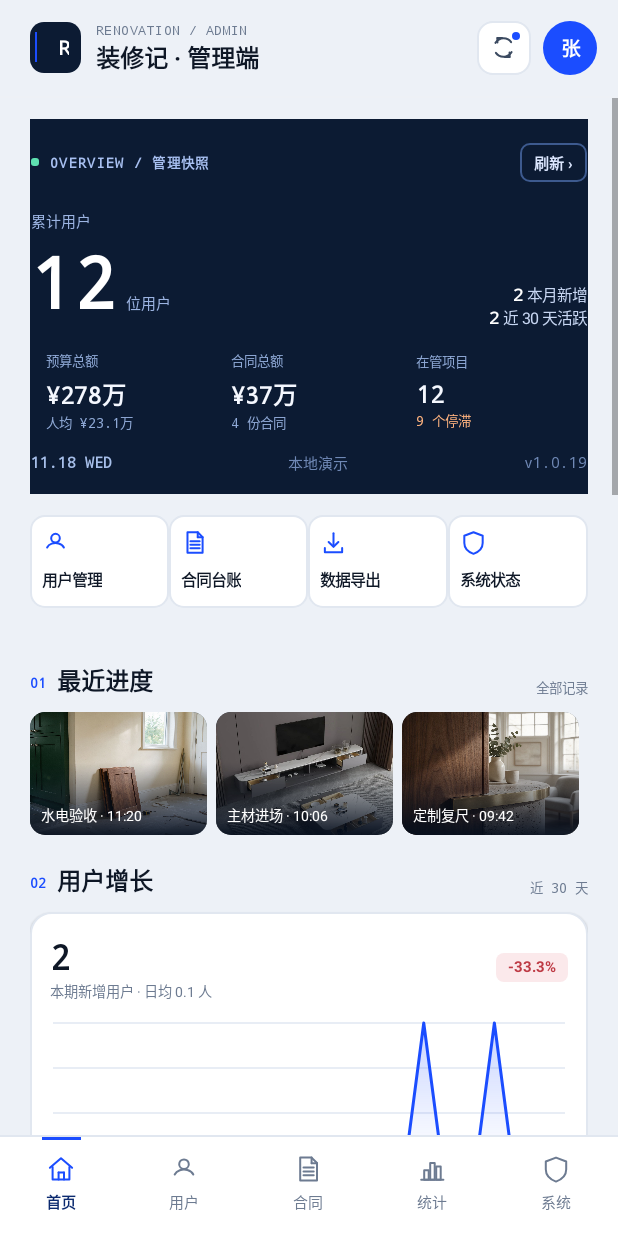
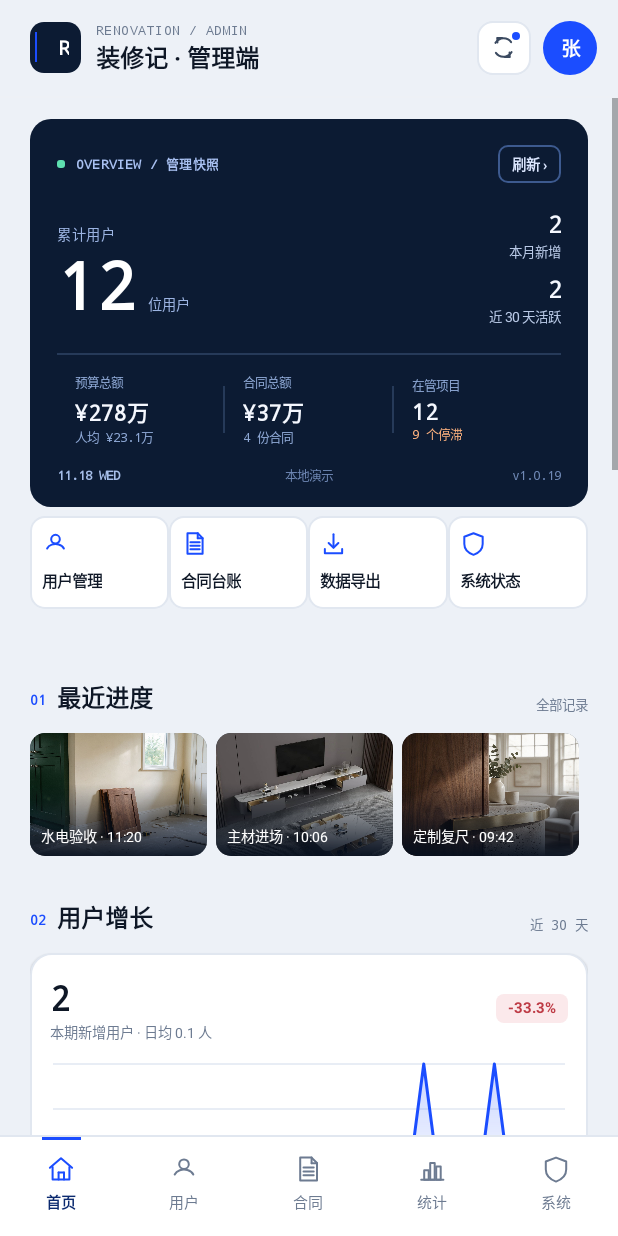
Before and after one commit to 468336329Zc/renovationMiniProgram, an Android app: the MainActivity screen opened directly, with no data from a screen before it, on a phone screen of 412 x 824 dp. Run offline under Robolectric (Android 15) with nearby library versions, the phone set to English and light mode, and no system bars; pictures from the network do not load.

Commit message:
修正管理端首页与统计页排版裁切

```diff
--- a/android-admin/app/build.gradle
+++ b/android-admin/app/build.gradle
@@ -15,8 +15,8 @@ android {
         applicationId "com.renovation.admin"
         minSdk 24
         targetSdk 34
-        versionCode 20
-        versionName "1.0.20"
+        versionCode 21
+        versionName "1.0.21"
     }
 
     signingConfigs {
--- a/android-admin/app/src/main/java/com/renovation/admin/LoginActivity.java
+++ b/android-admin/app/src/main/java/com/renovation/admin/LoginActivity.java
@@ -111,7 +111,7 @@ public class LoginActivity extends Activity {
         note.addView(Ui.text(this, "本地演示账号只读本地 SQLite 演示数据；其他账号登录后从 Flask API 同步服务端 MySQL 快照，管理端不保存数据库账号或 MySQL 密码。", 11, false, Ui.MUTED));
         root.addView(note);
 
-        TextView footer = Ui.text(this, "RENOVATION · CONTROL DESK  /  v1.0.20", 9, true, Color.parseColor("#9AA6BD"));
+        TextView footer = Ui.text(this, "RENOVATION · CONTROL DESK  /  v1.0.21", 9, true, Color.parseColor("#9AA6BD"));
         footer.setGravity(Gravity.CENTER);
         LinearLayout.LayoutParams footerLp = Ui.matchWrap(this);
         footerLp.topMargin = Ui.dp(this, 22);
--- a/android-admin/app/src/main/java/com/renovation/admin/MainActivity.java
+++ b/android-admin/app/src/main/java/com/renovation/admin/MainActivity.java
@@ -9,6 +9,7 @@ import android.graphics.drawable.ColorDrawable;
 import android.graphics.drawable.GradientDrawable;
 import android.os.Bundle;
 import android.text.Editable;
+import android.text.TextUtils;
 import android.text.TextWatcher;
 import android.view.Gravity;
 import android.view.View;
@@ -280,12 +281,10 @@ public class MainActivity extends Activity {
     private View buildHero(int totalUsers, int newUsers, int activeUsers, double budget,
                            double contractTotal, int projects, int stalled) {
         LinearLayout hero = Ui.column(this);
-        hero.setPadding(dp(20), dp(16), dp(20), dp(13));
-        hero.setBackgroundColor(Ui.NAVY);
+        hero.setPadding(dp(18), dp(17), dp(18), dp(15));
+        hero.setBackground(Ui.rounded(Ui.NAVY, dp(14), Color.TRANSPARENT, 0));
         LinearLayout.LayoutParams lp = new LinearLayout.LayoutParams(ViewGroup.LayoutParams.MATCH_PARENT, ViewGroup.LayoutParams.WRAP_CONTENT);
-        lp.leftMargin = dp(-20);
-        lp.rightMargin = dp(-20);
-        lp.bottomMargin = dp(14);
+        lp.bottomMargin = dp(6);
         hero.setLayoutParams(lp);
 
         LinearLayout top = Ui.row(this);
@@ -293,14 +292,14 @@ public class MainActivity extends Activity {
         View green = new View(this);
         green.setBackground(Ui.rounded(Color.parseColor("#5EE0B0"), dp(2), Color.TRANSPARENT, 0));
         live.addView(green, new LinearLayout.LayoutParams(dp(5), dp(5)));
-        TextView liveText = Ui.mono(this, "OVERVIEW / 管理快照", 9, true, Color.parseColor("#A9C1F2"));
+        TextView liveText = Ui.mono(this, "OVERVIEW / 管理快照", 8.5f, true, Color.parseColor("#A9C1F2"));
         liveText.setLetterSpacing(0.1f);
         LinearLayout.LayoutParams liveLp = new LinearLayout.LayoutParams(ViewGroup.LayoutParams.WRAP_CONTENT, ViewGroup.LayoutParams.WRAP_CONTENT);
         liveLp.leftMargin = dp(7);
         liveText.setLayoutParams(liveLp);
         live.addView(liveText);
         top.addView(live, new LinearLayout.LayoutParams(0, ViewGroup.LayoutParams.WRAP_CONTENT, 1));
-        TextView refresh = Ui.text(this, "刷新 ›", 10, true, Color.parseColor("#DCE7FF"));
+        TextView refresh = Ui.text(this, "刷新 ›", 9.5f, true, Color.parseColor("#DCE7FF"));
         refresh.setPadding(dp(9), dp(5), dp(9), dp(5));
         refresh.setBackground(Ui.rounded(Color.TRANSPARENT, dp(6), Color.parseColor("#3D5A8F"), dp(1)));
         refresh.setOnClickListener(v -> toast("已刷新：全量数据更新于 " + timeNow()));
@@ -310,68 +309,121 @@ public class MainActivity extends Activity {
         LinearLayout main = Ui.row(this);
         main.setGravity(Gravity.BOTTOM);
         LinearLayout.LayoutParams mainLp = new LinearLayout.LayoutParams(ViewGroup.LayoutParams.MATCH_PARENT, ViewGroup.LayoutParams.WRAP_CONTENT);
-        mainLp.topMargin = dp(18);
+        mainLp.topMargin = dp(19);
         main.setLayoutParams(mainLp);
         LinearLayout numBox = Ui.column(this);
         numBox.setLayoutParams(new LinearLayout.LayoutParams(0, ViewGroup.LayoutParams.WRAP_CONTENT, 1));
-        numBox.addView(Ui.text(this, "累计用户", 10, false, Ui.HERO_MUTED));
+        TextView label = Ui.text(this, "累计用户", 9.5f, false, Ui.HERO_MUTED);
+        label.setLetterSpacing(0.04f);
+        numBox.addView(label);
         LinearLayout numLine = Ui.row(this);
         numLine.setGravity(Gravity.BOTTOM);
-        numLine.addView(Ui.mono(this, formatInt(totalUsers), 48, true, Color.WHITE));
-        TextView unit = Ui.text(this, "位用户", 10, false, Ui.HERO_MUTED);
-        unit.setPadding(dp(6), 0, 0, dp(8));
+        LinearLayout.LayoutParams numLineLp = new LinearLayout.LayoutParams(ViewGroup.LayoutParams.WRAP_CONTENT, ViewGroup.LayoutParams.WRAP_CONTENT);
+        numLineLp.topMargin = dp(5);
+        numLine.setLayoutParams(numLineLp);
+        TextView number = Ui.mono(this, formatInt(totalUsers), 44, true, Color.WHITE);
+        number.setIncludeFontPadding(false);
+        number.setLineSpacing(0, 1f);
+        numLine.addView(number);
+        TextView unit = Ui.text(this, "位用户", 9.5f, false, Ui.HERO_MUTED);
+        unit.setPadding(dp(7), 0, 0, dp(10));
         numLine.addView(unit);
         numBox.addView(numLine);
         main.addView(numBox);
 
         LinearLayout note = Ui.column(this);
         note.setGravity(Gravity.RIGHT);
-        note.setLayoutParams(new LinearLayout.LayoutParams(dp(140), ViewGroup.LayoutParams.WRAP_CONTENT));
-        note.addView(heroNote(String.valueOf(newUsers), " 本月新增"));
-        note.addView(heroNote(String.valueOf(activeUsers), " 近 30 天活跃"));
+        note.setPadding(0, 0, 0, dp(2));
+        note.setLayoutParams(new LinearLayout.LayoutParams(dp(104), ViewGroup.LayoutParams.WRAP_CONTENT));
+        note.addView(heroStat(String.valueOf(newUsers), "本月新增"));
+        LinearLayout.LayoutParams noteLp = new LinearLayout.LayoutParams(ViewGroup.LayoutParams.MATCH_PARENT, ViewGroup.LayoutParams.WRAP_CONTENT);
+        noteLp.topMargin = dp(10);
+        View second = heroStat(String.valueOf(activeUsers), "近 30 天活跃");
+        second.setLayoutParams(noteLp);
+        note.addView(second);
         main.addView(note);
         hero.addView(main);
 
+        View rule = new View(this);
+        rule.setBackgroundColor(Color.parseColor("#263A59"));
+        LinearLayout.LayoutParams ruleLp = new LinearLayout.LayoutParams(ViewGroup.LayoutParams.MATCH_PARENT, dp(1));
+        ruleLp.topMargin = dp(15);
+        rule.setLayoutParams(ruleLp);
+        hero.addView(rule);
+
         LinearLayout kpis = Ui.row(this);
         LinearLayout.LayoutParams kpisLp = new LinearLayout.LayoutParams(ViewGroup.LayoutParams.MATCH_PARENT, ViewGroup.LayoutParams.WRAP_CONTENT);
-        kpisLp.topMargin = dp(14);
+        kpisLp.topMargin = dp(12);
         kpis.setLayoutParams(kpisLp);
         kpis.addView(heroKpi("预算总额", compactMoney(budget), "人均 " + shortMoney(totalUsers == 0 ? 0 : budget / totalUsers), false));
+        kpis.addView(heroDivide());
         kpis.addView(heroKpi("合同总额", compactMoney(contractTotal), db.contracts(null).size() + " 份合同", false));
+        kpis.addView(heroDivide());
         kpis.addView(heroKpi("在管项目", String.valueOf(projects), stalled + " 个停滞", stalled > 0));
         hero.addView(kpis);
 
         LinearLayout axis = Ui.row(this);
         LinearLayout.LayoutParams axisLp = new LinearLayout.LayoutParams(ViewGroup.LayoutParams.MATCH_PARENT, ViewGroup.LayoutParams.WRAP_CONTENT);
-        axisLp.topMargin = dp(12);
+        axisLp.topMargin = dp(13);
         axis.setLayoutParams(axisLp);
-        axis.addView(Ui.mono(this, todayAxis(), 10, true, Color.parseColor("#A7BFEA")));
-        TextView source = Ui.mono(this, Session.demo ? "本地演示" : "服务端数据", 10, false, Ui.HERO_DIM);
+        TextView date = Ui.mono(this, todayAxis(), 8.5f, true, Color.parseColor("#A7BFEA"));
+        date.setSingleLine(true);
+        date.setGravity(Gravity.START);
+        date.setLayoutParams(new LinearLayout.LayoutParams(0, ViewGroup.LayoutParams.WRAP_CONTENT, 1));
+        axis.addView(date);
+        TextView source = Ui.mono(this, Session.demo ? "本地演示" : "服务端数据", 8.5f, false, Ui.HERO_DIM);
+        source.setSingleLine(true);
         source.setGravity(Gravity.CENTER);
         source.setLayoutParams(new LinearLayout.LayoutParams(0, ViewGroup.LayoutParams.WRAP_CONTENT, 1));
         axis.addView(source);
-        axis.addView(Ui.mono(this, "v" + appVersionName(), 10, false, Ui.HERO_DIM));
+        TextView version = Ui.mono(this, "v" + appVersionName(), 8.5f, false, Ui.HERO_DIM);
+        version.setSingleLine(true);
+        version.setGravity(Gravity.END);
+        version.setLayoutParams(new LinearLayout.LayoutParams(0, ViewGroup.LayoutParams.WRAP_CONTENT, 1));
+        axis.addView(version);
         hero.addView(axis);
         return hero;
     }
 
-    private View heroNote(String value, String label) {
-        LinearLayout row = Ui.row(this);
-        row.setGravity(Gravity.RIGHT);
-        row.addView(Ui.mono(this, value, 11, true, Color.WHITE));
-        row.addView(Ui.text(this, label, 10.5f, false, Color.parseColor("#C7D6F2")));
-        return row;
+    private View heroStat(String value, String label) {
+        LinearLayout box = Ui.column(this);
+        box.setGravity(Gravity.RIGHT);
+        TextView number = Ui.mono(this, value, 15, true, Color.parseColor("#F5F8FF"));
+        number.setIncludeFontPadding(false);
+        number.setGravity(Gravity.RIGHT);
+        box.addView(number);
+        TextView text = Ui.text(this, label, 9, false, Color.parseColor("#B9C9E6"));
+        text.setSingleLine(true);
+        text.setGravity(Gravity.RIGHT);
+        LinearLayout.LayoutParams textLp = new LinearLayout.LayoutParams(ViewGroup.LayoutParams.MATCH_PARENT, ViewGroup.LayoutParams.WRAP_CONTENT);
+        textLp.topMargin = dp(2);
+        text.setLayoutParams(textLp);
+        box.addView(text);
+        return box;
+    }
+
+    private View heroDivide() {
+        View line = new View(this);
+        line.setBackgroundColor(Color.parseColor("#263A59"));
+        line.setLayoutParams(new LinearLayout.LayoutParams(dp(1), dp(31)));
+        return line;
     }
 
     private View heroKpi(String label, String value, String sub, boolean warn) {
         LinearLayout box = Ui.column(this);
-        box.setPadding(dp(10), 0, 0, 0);
+        box.setPadding(dp(12), 0, dp(6), 0);
         box.setLayoutParams(new LinearLayout.LayoutParams(0, ViewGroup.LayoutParams.WRAP_CONTENT, 1));
-        box.addView(Ui.text(this, label, 9, false, Color.parseColor("#8FA9D6")));
-        TextView number = Ui.mono(this, value, 16, true, Color.parseColor("#F5F8FF"));
-        number.setPadding(0, dp(3), 0, 0);
+        box.addView(Ui.text(this, label, 8.5f, false, Color.parseColor("#8FA9D6")));
+        TextView number = Ui.mono(this, value, 14.5f, true, Color.parseColor("#F5F8FF"));
+        number.setIncludeFontPadding(false);
+        number.setSingleLine(true);
+        LinearLayout.LayoutParams numLp = new LinearLayout.LayoutParams(ViewGroup.LayoutParams.MATCH_PARENT, ViewGroup.LayoutParams.WRAP_CONTENT);
+        numLp.topMargin = dp(4);
+        number.setLayoutParams(numLp);
         box.addView(number);
-        box.addView(Ui.mono(this, sub, 9, false, warn ? Color.parseColor("#FFB37F") : Color.parseColor("#8FA9D6")));
+        TextView subText = Ui.mono(this, sub, 8.5f, false, warn ? Color.parseColor("#FFB37F") : Color.parseColor("#8FA9D6"));
+        subText.setSingleLine(true);
+        box.addView(subText);
         return box;
     }
 
@@ -488,20 +540,39 @@ public class MainActivity extends Activity {
         for (Db.User user : users) {
             if (shown++ >= limit) break;
             LinearLayout row = Ui.row(this);
-            row.setPadding(0, dp(10), 0, dp(10));
+            row.setPadding(dp(13), dp(13), dp(13), dp(13));
             row.setLayoutParams(new LinearLayout.LayoutParams(ViewGroup.LayoutParams.MATCH_PARENT, ViewGroup.LayoutParams.WRAP_CONTENT));
-            TextView rank = Ui.mono(this, String.format(Locale.CHINA, "%02d", shown), 10, true, Ui.BLUE);
-            rank.setLayoutParams(new LinearLayout.LayoutParams(dp(24), ViewGroup.LayoutParams.WRAP_CONTENT));
+            TextView rank = Ui.mono(this, String.format(Locale.CHINA, "%02d", shown), 9.5f, true, Ui.BLUE);
+            rank.setGravity(Gravity.CENTER);
+            rank.setBackground(Ui.rounded(Ui.BLUE_SOFT, dp(7), Color.TRANSPARENT, 0));
+            rank.setLayoutParams(new LinearLayout.LayoutParams(dp(27), dp(27)));
             row.addView(rank);
             LinearLayout main = Ui.column(this);
-            main.setLayoutParams(new LinearLayout.LayoutParams(0, ViewGroup.LayoutParams.WRAP_CONTENT, 1));
-            main.addView(Ui.text(this, user.name + " · " + user.projectName, 11.5f, true, Ui.INK));
-            main.addView(Ui.text(this, user.city + " · " + user.method + (includeSpent ? " · 已支出 " + shortMoney(user.spent) : ""), 9.5f, false, Ui.MUTED));
+            LinearLayout.LayoutParams mainLp = new LinearLayout.LayoutParams(0, ViewGroup.LayoutParams.WRAP_CONTENT, 1);
+            mainLp.leftMargin = dp(10);
+            mainLp.rightMargin = dp(10);
+            main.setLayoutParams(mainLp);
+            TextView title = Ui.text(this, user.name + " · " + user.projectName, 11.5f, true, Ui.INK);
+            title.setSingleLine(true);
+            title.setEllipsize(TextUtils.TruncateAt.END);
+            main.addView(title);
+            TextView sub = Ui.text(this, user.city + " · " + user.method + (includeSpent ? " · 已支出 " + shortMoney(user.spent) : ""), 9.5f, false, Ui.MUTED);
+            sub.setSingleLine(true);
+            sub.setEllipsize(TextUtils.TruncateAt.END);
+            LinearLayout.LayoutParams subLp = new LinearLayout.LayoutParams(ViewGroup.LayoutParams.MATCH_PARENT, ViewGroup.LayoutParams.WRAP_CONTENT);
+            subLp.topMargin = dp(2);
+            sub.setLayoutParams(subLp);
+            main.addView(sub);
             row.addView(main);
-            row.addView(Ui.mono(this, shortMoney(user.budget), 11, true, Ui.INK));
+            TextView budget = Ui.mono(this, shortMoney(user.budget), 12, true, Ui.INK);
+            budget.setGravity(Gravity.RIGHT);
+            budget.setSingleLine(true);
+            budget.setIncludeFontPadding(false);
+            budget.setLayoutParams(new LinearLayout.LayoutParams(dp(82), ViewGroup.LayoutParams.WRAP_CONTENT));
+            row.addView(budget);
             row.setOnClickListener(v -> openUser(user));
             block.addView(row);
-            block.addView(Ui.divider(this));
+            if (shown < Math.min(limit, users.size())) block.addView(Ui.divider(this));
         }
         if (users.isEmpty()) block.addView(emptyText("还没有用户预算数据"));
         return block;
@@ -661,7 +732,7 @@ public class MainActivity extends Activity {
         boolean stalled = db.stalled(user.id);
         boolean disabled = "停用".equals(user.status);
         LinearLayout row = Ui.row(this);
-        row.setPadding(0, dp(13), 0, dp(13));
+        row.setPadding(dp(14), dp(14), dp(14), dp(14));
         row.setLayoutParams(new LinearLayout.LayoutParams(ViewGroup.LayoutParams.MATCH_PARENT, ViewGroup.LayoutParams.WRAP_CONTENT));
         row.setAlpha(disabled ? 0.62f : 1f);
 
@@ -692,7 +763,13 @@ public class MainActivity extends Activity {
             nameLine.addView(stall);
         }
         main.addView(nameLine);
-        main.addView(Ui.text(this, user.projectName + " · " + user.city + " · " + maskPhone(user.phone), 10, false, Ui.MUTED));
+        TextView project = Ui.text(this, user.projectName + " · " + user.city + " · " + maskPhone(user.phone), 10, false, Ui.MUTED);
+        project.setSingleLine(true);
+        project.setEllipsize(TextUtils.TruncateAt.END);
+        LinearLayout.LayoutParams projectLp = new LinearLayout.LayoutParams(ViewGroup.LayoutParams.MATCH_PARENT, ViewGroup.LayoutParams.WRAP_CONTENT);
+        projectLp.topMargin = dp(2);
+        project.setLayoutParams(projectLp);
+        main.addView(project);
 
         LinearLayout track = Ui.row(this);
         track.setBackground(Ui.rounded(Color.parseColor("#E8EDF5"), dp(2), Color.TRANSPARENT, 0));
@@ -723,9 +800,11 @@ public class MainActivity extends Activity {
 
         LinearLayout right = Ui.column(this);
         right.setGravity(Gravity.RIGHT);
-        right.setLayoutParams(new LinearLayout.LayoutParams(dp(68), ViewGroup.LayoutParams.WRAP_CONTENT));
-        TextView budget = Ui.mono(this, shortMoney(user.budget), 13, true, Ui.INK);
+        right.setLayoutParams(new LinearLayout.LayoutParams(dp(84), ViewGroup.LayoutParams.WRAP_CONTENT));
+        TextView budget = Ui.mono(this, shortMoney(user.budget), 12, true, Ui.INK);
         budget.setGravity(Gravity.RIGHT);
+        budget.setSingleLine(true);
+        budget.setIncludeFontPadding(false);
         right.addView(budget);
         TextView budgetLabel = Ui.text(this, "预算", 9.5f, false, Ui.MUTED);
         budgetLabel.setGravity(Gravity.RIGHT);
@@ -848,7 +927,7 @@ public class MainActivity extends Activity {
         boolean pending = contract.total > contract.paid;
         boolean overdue = "风险".equals(contract.status) || "逾期".equals(contract.status);
         LinearLayout row = Ui.row(this);
-        row.setPadding(0, dp(11), 0, dp(11));
+        row.setPadding(dp(14), dp(13), dp(14), dp(13));
         row.setLayoutParams(new LinearLayout.LayoutParams(ViewGroup.LayoutParams.MATCH_PARENT, ViewGroup.LayoutParams.WRAP_CONTENT));
         LinearLayout main = Ui.column(this);
         main.setLayoutParams(new LinearLayout.LayoutParams(0, ViewGroup.LayoutParams.WRAP_CONTENT, 1));
@@ -864,9 +943,15 @@ public class MainActivity extends Activity {
         main.addView(title);
         main.addView(Ui.text(this, contract.userName + " · " + contract.status + " · 节点 " + contract.nodesDone + "/" + contract.nodesTotal, 9.5f, false, Ui.MUTED));
         row.addView(main);
+        main.setPadding(0, 0, dp(10), 0);
         LinearLayout side = Ui.column(this);
         side.setGravity(Gravity.RIGHT);
-        side.addView(Ui.mono(this, shortMoney(pending ? contract.getPending() : contract.paid), 11, true, Ui.INK));
+        side.setLayoutParams(new LinearLayout.LayoutParams(dp(88), ViewGroup.LayoutParams.WRAP_CONTENT));
+        TextView amount = Ui.mono(this, shortMoney(pending ? contract.getPending() : contract.paid), 11.5f, true, Ui.INK);
+        amount.setGravity(Gravity.RIGHT);
+        amount.setSingleLine(true);
+        amount.setIncludeFontPadding(false);
+        side.addView(amount);
         TextView label = Ui.text(this, pending ? "待付" : "已付", 9.5f, false, Ui.MUTED);
         label.setGravity(Gravity.RIGHT);
         side.addView(label);
@@ -963,11 +1048,18 @@ public class MainActivity extends Activity {
             col.setPadding(dp(i == 0 ? 12 : 8), 0, dp(8), 0);
             col.setLayoutParams(new LinearLayout.LayoutParams(0, ViewGroup.LayoutParams.WRAP_CONTENT, 1));
             col.addView(Ui.text(this, items[i][0], 9, false, Ui.MUTED));
-            TextView value = Ui.mono(this, items[i][1], 16, true, Ui.INK);
-            value.setPadding(0, dp(2), 0, 0);
+            TextView value = Ui.mono(this, items[i][1], 14.5f, true, Ui.INK);
+            value.setIncludeFontPadding(false);
+            value.setSingleLine(true);
+            LinearLayout.LayoutParams valueLp = new LinearLayout.LayoutParams(ViewGroup.LayoutParams.MATCH_PARENT, ViewGroup.LayoutParams.WRAP_CONTENT);
+            valueLp.topMargin = dp(4);
+            value.setLayoutParams(valueLp);
             col.addView(value);
             TextView sub = Ui.mono(this, items[i][2], 9, false, Ui.MUTED);
             sub.setMaxLines(1);
+            LinearLayout.LayoutParams subLp = new LinearLayout.LayoutParams(ViewGroup.LayoutParams.MATCH_PARENT, ViewGroup.LayoutParams.WRAP_CONTENT);
+            subLp.topMargin = dp(2);
+            sub.setLayoutParams(subLp);
             col.addView(sub);
             strip.addView(col);
         }
@@ -1461,7 +1553,7 @@ public class MainActivity extends Activity {
 
     private View infoActionRow(String title, String sub, String action, Runnable onClick, boolean primary) {
         LinearLayout row = Ui.row(this);
-        row.setPadding(0, dp(11), 0, dp(11));
+        row.setPadding(dp(14), dp(13), dp(14), dp(13));
         row.setLayoutParams(new LinearLayout.LayoutParams(ViewGroup.LayoutParams.MATCH_PARENT, ViewGroup.LayoutParams.WRAP_CONTENT));
         LinearLayout main = Ui.column(this);
         main.setLayoutParams(new LinearLayout.LayoutParams(0, ViewGroup.LayoutParams.WRAP_CONTENT, 1));
@@ -2127,9 +2219,10 @@ public class MainActivity extends Activity {
             row.addView(metaView);
         }
         LinearLayout.LayoutParams lp = new LinearLayout.LayoutParams(ViewGroup.LayoutParams.MATCH_PARENT, ViewGroup.LayoutParams.WRAP_CONTENT);
-        lp.topMargin = dp(18);
-        lp.bottomMargin = dp(9);
+        lp.topMargin = dp(25);
+        lp.bottomMargin = dp(12);
         row.setLayoutParams(lp);
+        row.setMinimumHeight(dp(27));
         content.addView(row);
     }
 
```
Also changed, not shown: 5 other files.
